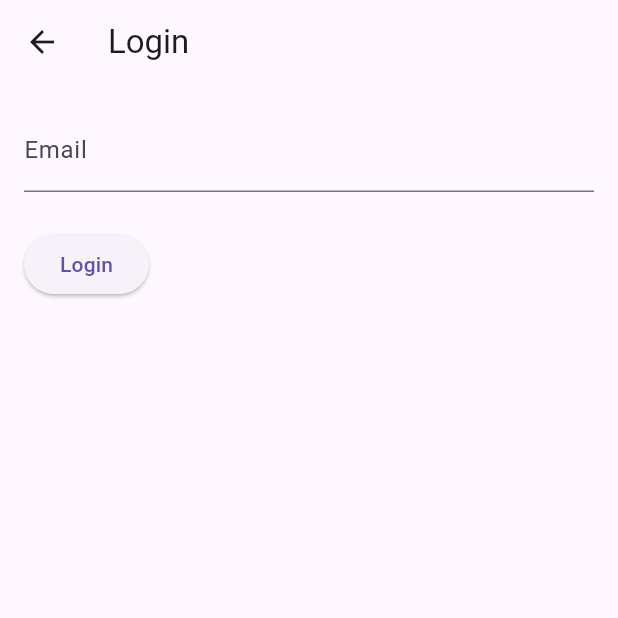
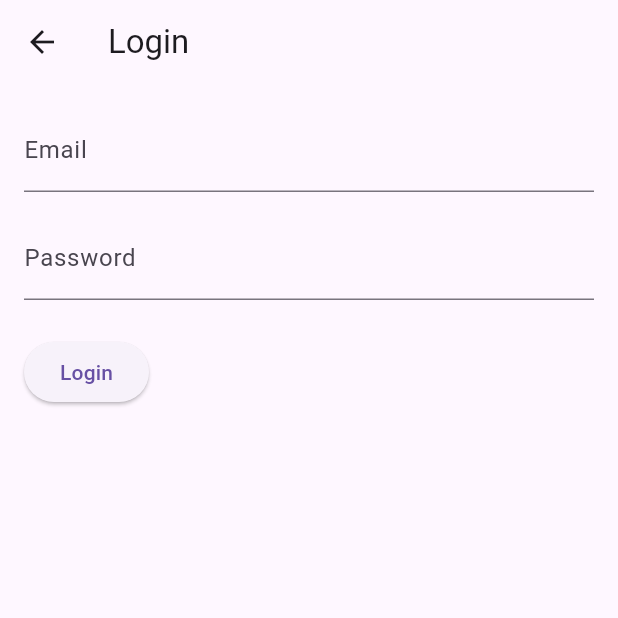
Before and after one commit to markecd/Roomie, a Flutter app: the LoginView screen opened directly, on a phone screen of 412 x 824 dp, the top half of it. Run offline on Flutter 3.47's test engine with Material 3 defaults, Android fonts, the phone set to English and light mode, and no system bars; accounts and stored records are empty.

```diff
--- a/lib/src/services/auth_service.dart
+++ b/lib/src/services/auth_service.dart
@@ -16,7 +16,7 @@ class AuthService{
     }
   }
 
-  Future<Map<String, dynamic>> register(String name, String email, String password) async{
+  Future<Map<String, dynamic>> register(String name, String email, String password) async{ //future je vedno produkt asinhrone funkcije
     final response = await http.post(
       Uri.parse('$_baseUrl/register'),
       body: {'name': name, 'email': email, 'password': password},
--- a/lib/src/ui/views/login_view.dart
+++ b/lib/src/ui/views/login_view.dart
@@ -1,3 +1,5 @@
+import 'dart:async';
+
 import 'package:flutter/material.dart';
 import '../../view_models/login_view_model.dart';
 import 'package:provider/provider.dart';
@@ -25,6 +27,12 @@ class LoginView extends StatelessWidget {
               controller: emailController,
               decoration: const InputDecoration(labelText: 'Email'),
             ),
+            const SizedBox(height: 16),
+            TextField(
+              controller: passwordController,
+              decoration: const InputDecoration(labelText: 'Password'),
+              obscureText: true,
+            ),
             const SizedBox(height: 24),
             ElevatedButton(
               onPressed: () async {
@@ -35,7 +43,7 @@ class LoginView extends StatelessWidget {
 
                 if (loginViewModel.error != null){
                   ScaffoldMessenger.of(context).showSnackBar(
-                    SnackBar(content: Text(loginViewModel.error!)),
+                    SnackBar(content: Text(loginViewModel.error!)), //! je null assertion operator, compilerju pove da smo ziher da spremenljivka ni null na tej točki(tu pretvori nullable String? v String)
                   );
                 }
               },
--- a/lib/src/view_models/login_view_model.dart
+++ b/lib/src/view_models/login_view_model.dart
@@ -7,7 +7,7 @@ class LoginViewModel extends ChangeNotifier {
   User? _user;
   String? _error;
 
-  User? get user => _user;
+  User? get user => _user; //? naredi _user spremenljivko nullable
   String? get error => _error;
 
   Future<void> login(String email, String password) async {
```
Also changed, not shown: lib/main.dart (+1 -35 lines), lib/src/app.dart (+22 -18 lines), pubspec.lock, 1 other file.
